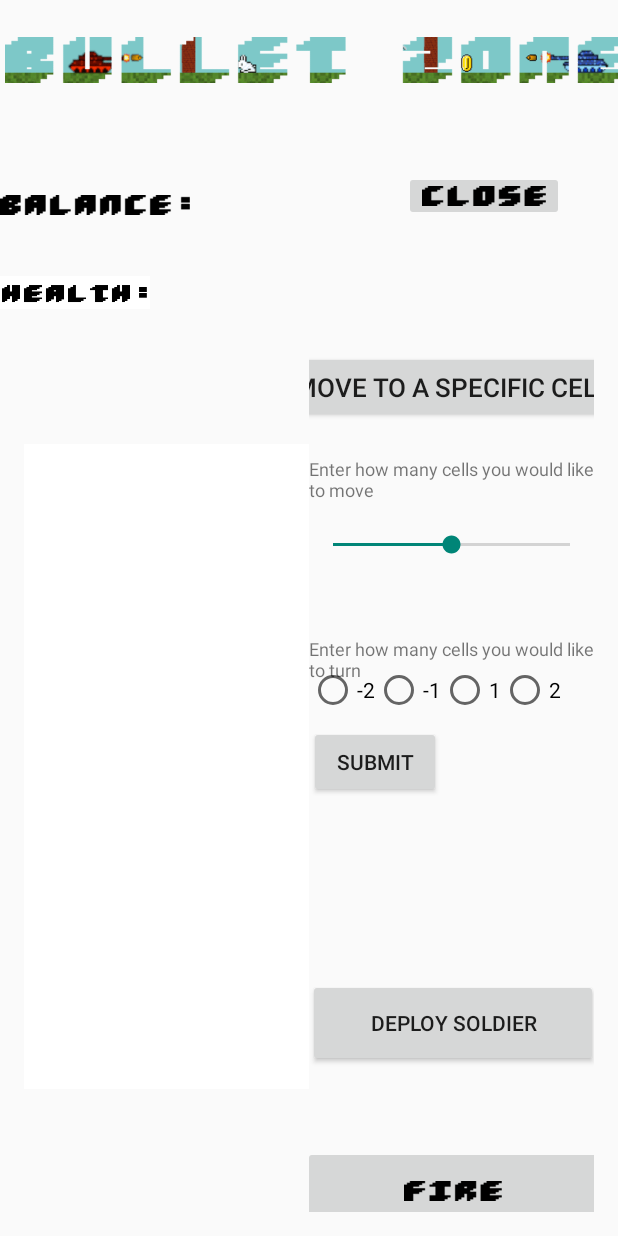
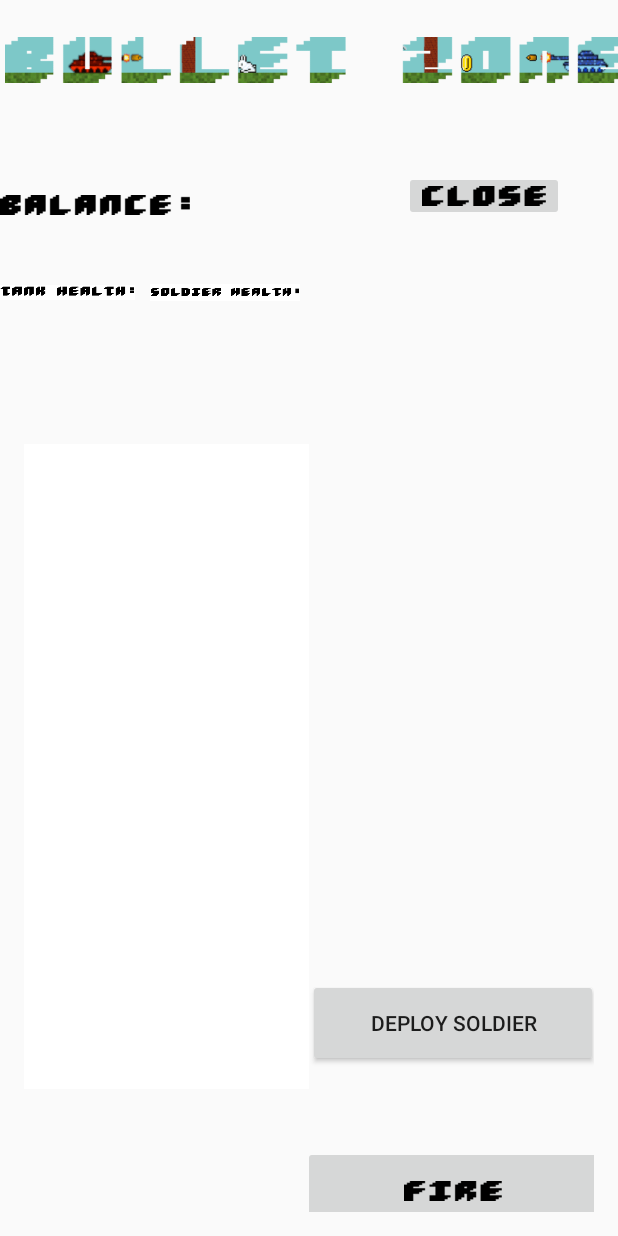
Before and after one commit to GetBirned/BulletZone, an Android app: the layout activity_client.xml on its own in the app's theme, with its tools: preview values and no code run, on a phone screen of 412 x 824 dp. Run offline under Robolectric (Android 15) with nearby library versions, the phone set to English and light mode, and no system bars.

Commit message:
soldier health

```diff
--- a/client/src/main/java/edu/unh/cs/cs619/bulletzone/rest/BulletZoneRestClient.java
+++ b/client/src/main/java/edu/unh/cs/cs619/bulletzone/rest/BulletZoneRestClient.java
@@ -64,4 +64,7 @@ public interface BulletZoneRestClient extends RestClientErrorHandling {
 
     @Get("/{tankId}/getHealth")
     LongWrapper getHealth(@Path long tankId);
+
+    @Get("/{tankId}/getSoldierHealth")
+    LongWrapper getSoldierHealth(@Path long tankId);
 }
--- a/client/src/main/res/layout/activity_client.xml
+++ b/client/src/main/res/layout/activity_client.xml
@@ -67,11 +67,32 @@
 
         <ImageView
             android:id="@+id/tankHealthDesc"
+            android:layout_width="90dp"
+            android:layout_height="30dp"
+            android:layout_marginBottom="650dp"
+            android:layout_marginTop="100dp"
+            android:src="@drawable/health" />
+
+        <TextView
+            android:id="@+id/soldierHealth"
+            android:layout_width="wrap_content"
+            android:layout_height="wrap_content"
+
+            android:layout_marginTop="130dp"
+            android:layout_marginLeft="130dp"
+            android:text=""
+            android:textColor="@android:color/black"
+            android:textSize="18sp"
+            android:textStyle="bold" />
+
+        <ImageView
+            android:id="@+id/soldierHealthDesc"
             android:layout_width="100dp"
             android:layout_height="30dp"
             android:layout_marginBottom="650dp"
             android:layout_marginTop="100dp"
-            android:src="@drawable/health" />
+            android:layout_marginLeft="100dp"
+            android:src="@drawable/soldierhealth" />
     </RelativeLayout>
 
     <LinearLayout
@@ -194,88 +215,7 @@
                 android:src="@drawable/replay" />
 
 
-            <Button
-                android:id="@+id/buttonMoveCustom"
-                android:layout_width="240dp"
-                android:layout_height="48dp"
-                android:layout_marginStart="3dp"
-                android:layout_marginTop="150dp"
-                android:layout_marginEnd="10dp"
-                android:layout_marginBottom="100dp"
-                android:layout_marginLeft="40dp"
-                android:layout_marginRight="-95dp"
-                android:layout_centerHorizontal="true"
-                android:text="Move to a specific cell"
-                android:textSize="17sp"/>
 
-            <SeekBar
-                android:id="@+id/seekBar"
-                android:layout_width="match_parent"
-                android:layout_height="wrap_content"
-                android:max="32"
-                android:progress="16"
-                android:layout_marginTop="270dp"
-                android:layout_marginBottom="16dp"
-                android:paddingStart="16dp"
-                android:paddingEnd="16dp"/>
-
-            <TextView
-                android:id="@+id/movingText"
-                android:layout_width="wrap_content"
-                android:layout_height="wrap_content"
-                android:layout_gravity="center_horizontal"
-                android:text="Enter how many cells you would like to move"
-                android:layout_marginTop="220dp"
-                android:textSize="12sp"/>
-
-
-
-            <TextView
-                android:id="@+id/turningText"
-                android:layout_width="wrap_content"
-                android:layout_height="wrap_content"
-                android:layout_gravity="center_horizontal"
-                android:text="Enter how many cells you would like to turn"
-                android:layout_marginTop="340dp"
-                android:textSize="12sp"/>
-
-            <RadioGroup
-                android:id="@+id/radioGroup"
-                android:layout_width="wrap_content"
-                android:layout_height="wrap_content"
-                android:orientation="horizontal"
-                android:layout_marginTop="360dp">
-
-                <RadioButton
-                    android:id="@+id/optionMinus2"
-                    android:layout_width="wrap_content"
-                    android:layout_height="wrap_content"
-                    android:text="-2"/>
-
-                <RadioButton
-                    android:id="@+id/optionMinus1"
-                    android:layout_width="wrap_content"
-                    android:layout_height="wrap_content"
-                    android:text="-1"/>
-
-                <RadioButton
-                    android:id="@+id/option1"
-                    android:layout_width="wrap_content"
-                    android:layout_height="wrap_content"
-                    android:text="1"/>
-
-                <RadioButton
-                    android:id="@+id/option2"
-                    android:layout_width="wrap_content"
-                    android:layout_height="wrap_content"
-                    android:text="2"/>
-            </RadioGroup>
-            <Button
-                android:id="@+id/submitButton"
-                android:layout_width="wrap_content"
-                android:layout_height="wrap_content"
-                android:text="Submit"
-                android:layout_marginTop="400dp"/>
 
 
         </RelativeLayout>
--- a/server/src/main/java/edu/unh/cs/cs619/bulletzone/repository/GameRepository.java
+++ b/server/src/main/java/edu/unh/cs/cs619/bulletzone/repository/GameRepository.java
@@ -39,4 +39,5 @@ public interface GameRepository {
     public LongWrapper deploySoldier(long tankID);
     public void updateLife(long tankId, int newLife) throws IllegalTransitionException, LimitExceededException, TankDoesNotExistException;
     public int getHealth(long tankId) throws IllegalTransitionException, LimitExceededException, TankDoesNotExistException;
+    public int getSoldierHealth(long soldierId) throws IllegalTransitionException, LimitExceededException, TankDoesNotExistException;
 }
```
Also changed, not shown: client/src/main/java/edu/unh/cs/cs619/bulletzone/ClientActivity.java (+50 -55 lines), server/src/main/java/edu/unh/cs/cs619/bulletzone/repository/Action.java (+10 -0 lines), server/src/main/java/edu/unh/cs/cs619/bulletzone/repository/ConcreteGetSoldierHealthCommand.java (added, +28 -0 lines), server/src/main/java/edu/unh/cs/cs619/bulletzone/repository/InMemoryGameRepository.java (+10 -0 lines), server/src/main/java/edu/unh/cs/cs619/bulletzone/web/GamesController.java (+23 -0 lines), client/src/main/res/drawable-hdpi/health.png, client/src/main/res/drawable-hdpi/soldierhealth.png (added).
